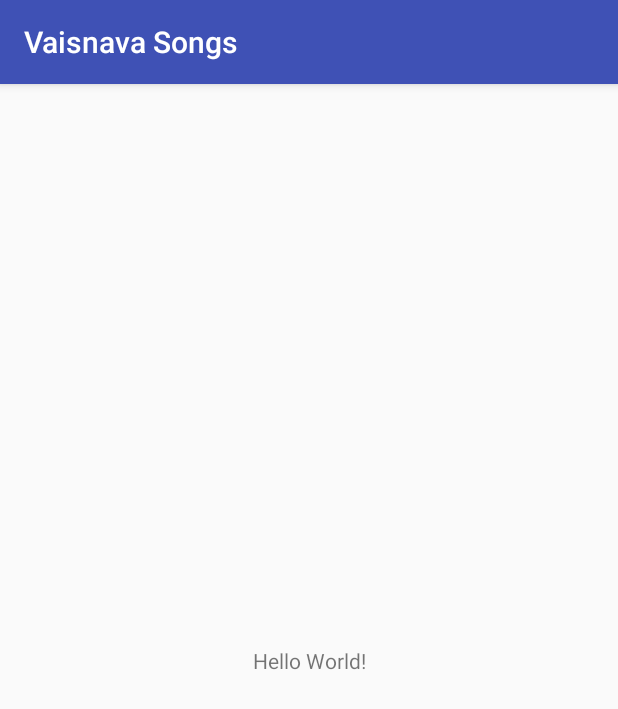
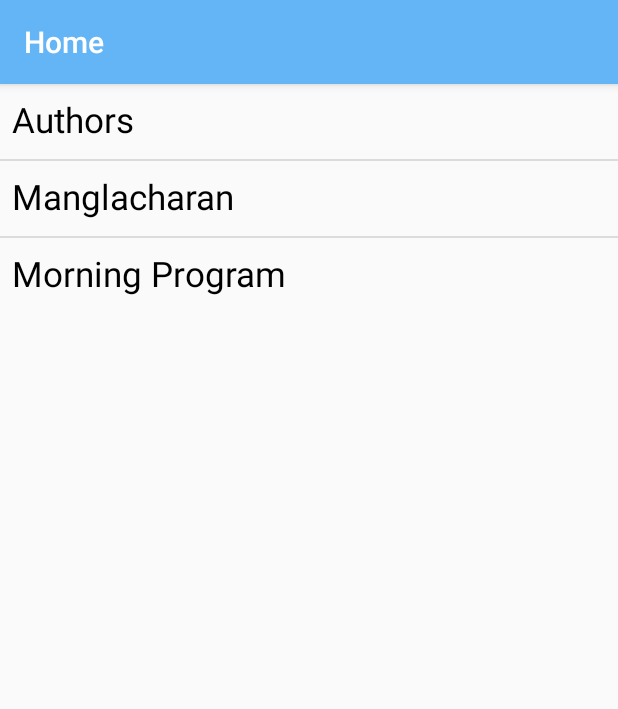
Before and after one commit to vasush/VaisnavaSongs, an Android app: the screen it shows after launch (MainActivity), on a phone screen of 412 x 824 dp. Shown: the top 709 px of the screen. Run offline under Robolectric (Android 15) with nearby library versions, the phone set to English and light mode, and no system bars.

Commit message:
Created home page and next few pages

```diff
--- a/app/build.gradle
+++ b/app/build.gradle
@@ -26,5 +26,6 @@ dependencies {
     })
     compile 'com.android.support:appcompat-v7:25.3.1'
     compile 'com.android.support.constraint:constraint-layout:1.0.2'
+    compile 'com.android.support:recyclerview-v7:25.3.1'
     testCompile 'junit:junit:4.12'
 }
--- a/app/src/main/java/com/example/vasu/vaisnavasongs/MainActivity.java
+++ b/app/src/main/java/com/example/vasu/vaisnavasongs/MainActivity.java
@@ -1,13 +1,57 @@
 package com.example.vasu.vaisnavasongs;
 
+import android.content.Intent;
 import android.support.v7.app.AppCompatActivity;
 import android.os.Bundle;
+import android.view.View;
+import android.widget.AdapterView;
+import android.widget.ArrayAdapter;
+import android.widget.ListView;
+import android.widget.TextView;
 
 public class MainActivity extends AppCompatActivity {
+
+    ListView listView;
 
     @Override
     protected void onCreate(Bundle savedInstanceState) {
         super.onCreate(savedInstanceState);
         setContentView(R.layout.activity_main);
+
+        //setting action bar title
+        getSupportActionBar().setTitle("Home");
+        // linking the list view to its id
+        listView = (ListView)findViewById(R.id.homeListView);
+        populateListItems();
+        eachItemClicked();
+    }
+    private void populateListItems(){
+
+        String searchfactor[] = {"Authors", "Manglacharan", "Morning Program"};
+        // Build adapter
+        ArrayAdapter<String> arrayAdapter = new ArrayAdapter<String>(
+                this                            //context for the activity
+                ,R.layout.authors_name_layout   //layout to be used
+                ,searchfactor                          // items to be displayed
+        );
+
+        // configure the list view
+
+        listView.setAdapter(arrayAdapter);
+    }
+
+    private void eachItemClicked(){
+        //on each item pressed ..
+        listView.setOnItemClickListener(new AdapterView.OnItemClickListener() {
+            @Override
+            public void onItemClick(AdapterView<?> parent, View viewClicked, int position, long id) {
+                TextView textView = (TextView) viewClicked; // fetching the result in a textView nad linking it to View
+                String message = textView.getText().toString(); // text fetched in a astring
+                //starting a new intent to next activity
+                Intent intent = new Intent(MainActivity.this, commonTextViewActivity.class);
+                intent.putExtra("value",message);
+                startActivity(intent);
+            }
+        });
     }
 }
--- /dev/null
+++ b/app/src/main/java/com/example/vasu/vaisnavasongs/splashScreen.java
@@ -0,0 +1,54 @@
+package com.example.vasu.vaisnavasongs;
+
+import android.content.Intent;
+import android.os.Handler;
+import android.support.v7.app.AppCompatActivity;
+import android.os.Bundle;
+import android.view.animation.Animation;
+import android.view.animation.AnimationUtils;
+import android.widget.ImageView;
+import android.widget.TextView;
+
+public class splashScreen extends AppCompatActivity {
+
+    // Splash screen timer
+    private final static int SPLASH_TIME_OUT = 2500;
+
+    TextView textView;
+    ImageView imageView;
+
+    @Override
+    protected void onCreate(Bundle savedInstanceState) {
+        super.onCreate(savedInstanceState);
+        setContentView(R.layout.activity_splash_screen);
+
+        imageView = (ImageView)findViewById(R.id.splashImage);
+        textView = (TextView)findViewById(R.id.splashText);
+
+        //loads the animation file from anim folder
+        Animation animation = AnimationUtils.loadAnimation(this,R.anim.my_transition);
+        //applies animation to TextView and ImageView
+        imageView.startAnimation(animation);
+        textView.startAnimation(animation);
+
+        /*
+         * Showing splash screen with a timer. This will be useful when you
+         * want to show case your app logo / company
+         */
+        new Handler().postDelayed(new Runnable() {
+            // This method will be executed once the timer is over
+            // Start your app main activity
+            @Override
+            public void run() {
+                // This method will be executed once the timer is over
+                // Start your app main activity
+                Intent it = new Intent(splashScreen.this,MainActivity.class);
+                it.setFlags(Intent.FLAG_ACTIVITY_CLEAR_TOP);
+                startActivity(it);
+                // close this activity
+                finish();
+            }
+        },SPLASH_TIME_OUT);
+
+    }
+}
--- /dev/null
+++ b/app/src/main/res/anim/my_transition.xml
@@ -0,0 +1,8 @@
+<?xml version="1.0" encoding="utf-8"?>
+
+<!--animation codes-->
+<alpha
+    android:fromAlpha="0.0"
+    android:toAlpha="1.0"
+    android:duration="2200"
+    xmlns:android="http://schemas.android.com/apk/res/android" />
--- a/app/src/main/res/layout/activity_main.xml
+++ b/app/src/main/res/layout/activity_main.xml
@@ -1,18 +1,12 @@
 <?xml version="1.0" encoding="utf-8"?>
-<android.support.constraint.ConstraintLayout xmlns:android="http://schemas.android.com/apk/res/android"
-    xmlns:app="http://schemas.android.com/apk/res-auto"
-    xmlns:tools="http://schemas.android.com/tools"
+<RelativeLayout xmlns:android="http://schemas.android.com/apk/res/android"
     android:layout_width="match_parent"
-    android:layout_height="match_parent"
-    tools:context="com.example.vasu.vaisnavasongs.MainActivity">
+    android:orientation="vertical"
+    android:layout_height="match_parent">
 
-    <TextView
-        android:layout_width="wrap_content"
+    <ListView
+        android:layout_width="match_parent"
         android:layout_height="wrap_content"
-        android:text="Hello World!"
-        app:layout_constraintBottom_toBottomOf="parent"
-        app:layout_constraintLeft_toLeftOf="parent"
-        app:layout_constraintRight_toRightOf="parent"
-        app:layout_constraintTop_toTopOf="parent" />
+        android:id="@+id/homeListView"></ListView>
 
-</android.support.constraint.ConstraintLayout>
+</RelativeLayout>
--- /dev/null
+++ b/app/src/main/res/layout/authors_name_layout.xml
@@ -0,0 +1,10 @@
+<?xml version="1.0" encoding="utf-8"?>
+<!--layout for displaying author name inside recyclerView-->
+
+<TextView android:layout_width="match_parent"
+    android:layout_height="50dp"
+    android:padding="8dp"
+    android:id="@+id/listViewAuthorsName"
+    android:textSize="23dp"
+    android:textColor="@android:color/black"
+    xmlns:android="http://schemas.android.com/apk/res/android" />
--- a/app/src/main/res/values/colors.xml
+++ b/app/src/main/res/values/colors.xml
@@ -1,6 +1,7 @@
 <?xml version="1.0" encoding="utf-8"?>
 <resources>
-    <color name="colorPrimary">#3F51B5</color>
-    <color name="colorPrimaryDark">#303F9F</color>
+    <color name="colorPrimary">#64B5F6</color>
+    <color name="colorPrimaryDark">#2196F3</color>
     <color name="colorAccent">#FF4081</color>
+    <color name="lightBlack">#90A4AE</color>
 </resources>
--- a/app/src/main/res/values/strings.xml
+++ b/app/src/main/res/values/strings.xml
@@ -1,3 +1,4 @@
 <resources>
     <string name="app_name">Vaisnava Songs</string>
+    <string name="heading1">Authors</string>
 </resources>
--- a/app/src/main/res/values/styles.xml
+++ b/app/src/main/res/values/styles.xml
@@ -7,5 +7,9 @@
         <item name="colorPrimaryDark">@color/colorPrimaryDark</item>
         <item name="colorAccent">@color/colorAccent</item>
     </style>
-
+    <style name="AppTheme.NoActionBar" parent="Theme.AppCompat.Light.DarkActionBar">
+        <item name="windowActionBar">false</item>
+        <item name="windowNoTitle">true</item>
+        <item name="android:windowFullscreen">true</item>
+    </style>
 </resources>
```
Also changed, not shown: app/src/main/AndroidManifest.xml (+10 -0 lines), app/src/main/java/com/example/vasu/vaisnavasongs/commonTextViewActivity.java (added, +97 -0 lines), app/src/main/res/layout/activity_splash_screen.xml (added, +34 -0 lines), app/src/main/res/layout/activity_text_view_common.xml (added, +16 -0 lines), app/src/main/res/drawable/splash_image.jpg (added), app/src/main/res/drawable/splash_image2.png (added), 1 other file.
